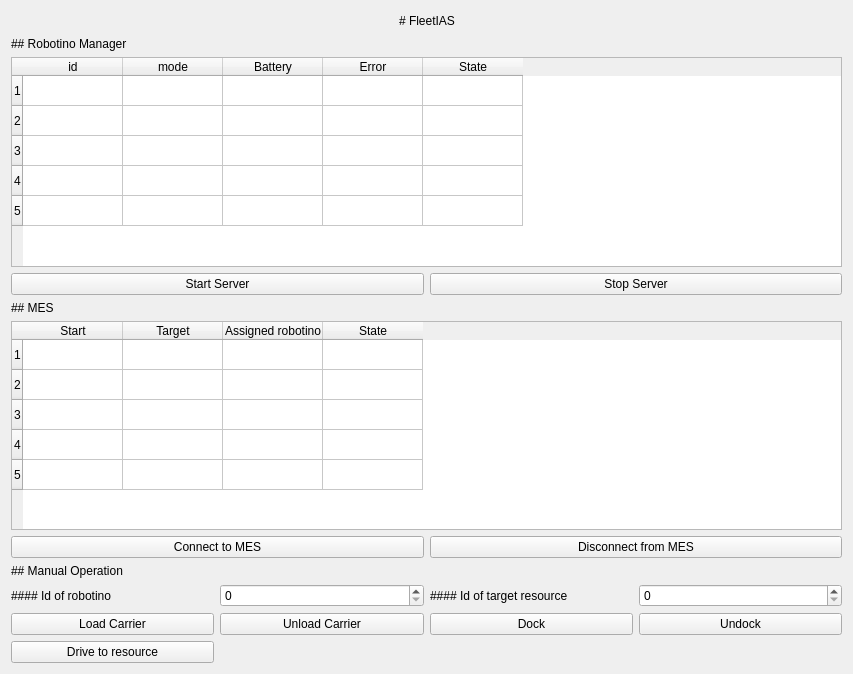
Above: frontend/gui.ui from NachtaktiverHalbaffe/FleetIAS before the change. Below: the same form after it.
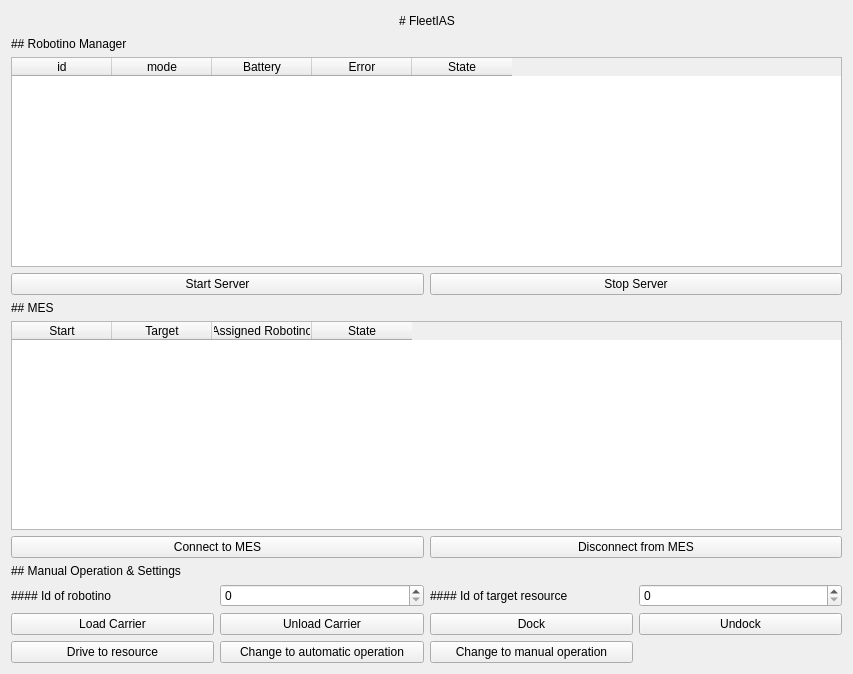
That is the form after the change.

Commit message: Tested gui and implemented tableview for robotinomanager

The edit to the form file:
```diff
--- a/frontend/gui.ui
+++ b/frontend/gui.ui
@@ -100,17 +100,15 @@
      </item>
      <item row="1" column="0" colspan="2">
       <widget class="QTableWidget" name="tableViewRobotinos">
+       <property name="gridStyle">
+        <enum>Qt::SolidLine</enum>
+       </property>
        <property name="rowCount">
-        <number>5</number>
+        <number>0</number>
        </property>
        <property name="columnCount">
         <number>5</number>
        </property>
-       <row/>
-       <row/>
-       <row/>
-       <row/>
-       <row/>
        <column>
         <property name="text">
          <string>id</string>
@@ -175,16 +173,11 @@
      <item row="1" column="0" colspan="2">
       <widget class="QTableWidget" name="tableViewMes">
        <property name="rowCount">
-        <number>5</number>
+        <number>0</number>
        </property>
        <property name="columnCount">
         <number>4</number>
        </property>
-       <row/>
-       <row/>
-       <row/>
-       <row/>
-       <row/>
        <column>
         <property name="text">
          <string>Start</string>
@@ -197,7 +190,7 @@
        </column>
        <column>
         <property name="text">
-         <string>Assigned robotino</string>
+         <string>Assigned Robotino</string>
         </property>
        </column>
        <column>
@@ -237,16 +230,6 @@
      <item row="2" column="1">
       <widget class="QSpinBox" name="inputRobtinoId"/>
      </item>
-     <item row="1" column="0">
-      <widget class="QLabel" name="labelManualOp">
-       <property name="text">
-        <string>## Manual Operation</string>
-       </property>
-       <property name="textFormat">
-        <enum>Qt::MarkdownText</enum>
-       </property>
-      </widget>
-     </item>
      <item row="2" column="0">
       <widget class="QLabel" name="labelRobotinoId">
        <property name="text">
@@ -291,6 +274,30 @@
        </property>
       </widget>
      </item>
+     <item row="4" column="1">
+      <widget class="QPushButton" name="buttonSetAutomatic">
+       <property name="text">
+        <string>Change to automatic operation</string>
+       </property>
+      </widget>
+     </item>
+     <item row="4" column="2">
+      <widget class="QPushButton" name="buttonSetManual">
+       <property name="text">
+        <string>Change to manual operation</string>
+       </property>
+      </widget>
+     </item>
+     <item row="1" column="0" colspan="2">
+      <widget class="QLabel" name="labelManualOp">
+       <property name="text">
+        <string>## Manual Operation &amp; Settings</string>
+       </property>
+       <property name="textFormat">
+        <enum>Qt::MarkdownText</enum>
+       </property>
+      </widget>
+     </item>
     </layout>
    </item>
   </layout>
```
The commit also changes 2 other files.
